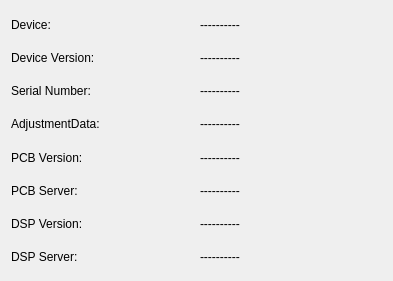
ZeraGmbH/wm3000i, file versionviewbase.ui: the form before one commit.
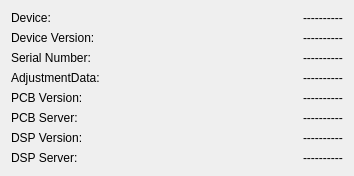
The form after the commit.

Commit message: layout policy changed for versionviewbase.ui

What changed in the file:
```diff
--- a/versionviewbase.ui
+++ b/versionviewbase.ui
@@ -25,8 +25,13 @@
   <property name="windowTitle">
    <string>Versions</string>
   </property>
-  <layout class="QGridLayout" name="gridLayout">
-   <item row="0" column="0">
+  <layout class="QHBoxLayout" name="horizontalLayout">
+   <property name="sizeConstraint">
+    <enum>QLayout::SetFixedSize</enum>
+   </property>
+   <item>
+    <layout class="QVBoxLayout" name="verticalLayout">
+     <item>
     <widget class="QLabel" name="DeviceLabel">
      <property name="text">
       <string>Device:</string>
@@ -36,14 +41,7 @@
      </property>
     </widget>
    </item>
-   <item row="0" column="1">
-    <widget class="QLabel" name="DeviceText">
-     <property name="text">
-      <string>----------</string>
-     </property>
-    </widget>
-   </item>
-   <item row="1" column="0">
+     <item>
     <widget class="QLabel" name="DevVersionLabel">
      <property name="text">
       <string>Device Version:</string>
@@ -53,14 +51,7 @@
      </property>
     </widget>
    </item>
-   <item row="1" column="1">
-    <widget class="QLabel" name="DeviceVersionText">
-     <property name="text">
-      <string>----------</string>
-     </property>
-    </widget>
-   </item>
-   <item row="2" column="0">
+     <item>
     <widget class="QLabel" name="SerialNrLabel">
      <property name="text">
       <string>Serial Number:</string>
@@ -70,14 +61,7 @@
      </property>
     </widget>
    </item>
-   <item row="2" column="1">
-    <widget class="QLabel" name="SerialNrText">
-     <property name="text">
-      <string>----------</string>
-     </property>
-    </widget>
-   </item>
-   <item row="3" column="0">
+     <item>
     <widget class="QLabel" name="AdjDataLabel">
      <property name="text">
       <string>AdjustmentData:</string>
@@ -87,14 +71,7 @@
      </property>
     </widget>
    </item>
-   <item row="3" column="1">
-    <widget class="QLabel" name="AdjDataText">
-     <property name="text">
-      <string>----------</string>
-     </property>
-    </widget>
-   </item>
-   <item row="4" column="0">
+     <item>
     <widget class="QLabel" name="PCBVersionLabel">
      <property name="text">
       <string>PCB Version:</string>
@@ -104,14 +81,7 @@
      </property>
     </widget>
    </item>
-   <item row="4" column="1">
-    <widget class="QLabel" name="PCBVersionText">
-     <property name="text">
-      <string>----------</string>
-     </property>
-    </widget>
-   </item>
-   <item row="5" column="0">
+     <item>
     <widget class="QLabel" name="PCBServerLabel">
      <property name="text">
       <string>PCB Server:</string>
@@ -121,14 +91,7 @@
      </property>
     </widget>
    </item>
-   <item row="5" column="1">
-    <widget class="QLabel" name="PCBServerText">
-     <property name="text">
-      <string>----------</string>
-     </property>
-    </widget>
-   </item>
-   <item row="6" column="0">
+     <item>
     <widget class="QLabel" name="DSPVersionLabel">
      <property name="text">
       <string>DSP Version:</string>
@@ -138,14 +101,7 @@
      </property>
     </widget>
    </item>
-   <item row="6" column="1">
-    <widget class="QLabel" name="DSPVersionText">
-     <property name="text">
-      <string>----------</string>
-     </property>
-    </widget>
-   </item>
-   <item row="7" column="0">
+     <item>
     <widget class="QLabel" name="DSPServerLabel">
      <property name="text">
       <string>DSP Server:</string>
@@ -155,12 +111,80 @@
      </property>
     </widget>
    </item>
-   <item row="7" column="1">
+    </layout>
+   </item>
+   <item>
+    <spacer name="horizontalSpacer">
+     <property name="orientation">
+      <enum>Qt::Horizontal</enum>
+     </property>
+     <property name="sizeHint" stdset="0">
+      <size>
+       <width>197</width>
+       <height>20</height>
+      </size>
+     </property>
+    </spacer>
+   </item>
+   <item>
+    <layout class="QVBoxLayout" name="verticalLayout_2">
+     <item>
+      <widget class="QLabel" name="DeviceText">
+       <property name="text">
+        <string>----------</string>
+       </property>
+      </widget>
+     </item>
+     <item>
+      <widget class="QLabel" name="DeviceVersionText">
+       <property name="text">
+        <string>----------</string>
+       </property>
+      </widget>
+     </item>
+     <item>
+      <widget class="QLabel" name="SerialNrText">
+       <property name="text">
+        <string>----------</string>
+       </property>
+      </widget>
+     </item>
+     <item>
+      <widget class="QLabel" name="AdjDataText">
+       <property name="text">
+        <string>----------</string>
+       </property>
+      </widget>
+     </item>
+     <item>
+      <widget class="QLabel" name="PCBVersionText">
+       <property name="text">
+        <string>----------</string>
+       </property>
+      </widget>
+     </item>
+     <item>
+      <widget class="QLabel" name="PCBServerText">
+       <property name="text">
+        <string>----------</string>
+       </property>
+      </widget>
+     </item>
+     <item>
+      <widget class="QLabel" name="DSPVersionText">
+       <property name="text">
+        <string>----------</string>
+       </property>
+      </widget>
+     </item>
+     <item>
     <widget class="QLabel" name="DSPServerText">
      <property name="text">
       <string>----------</string>
      </property>
     </widget>
+     </item>
+    </layout>
    </item>
   </layout>
  </widget>
```
Lines whose indentation alone changed are shown as unchanged.
